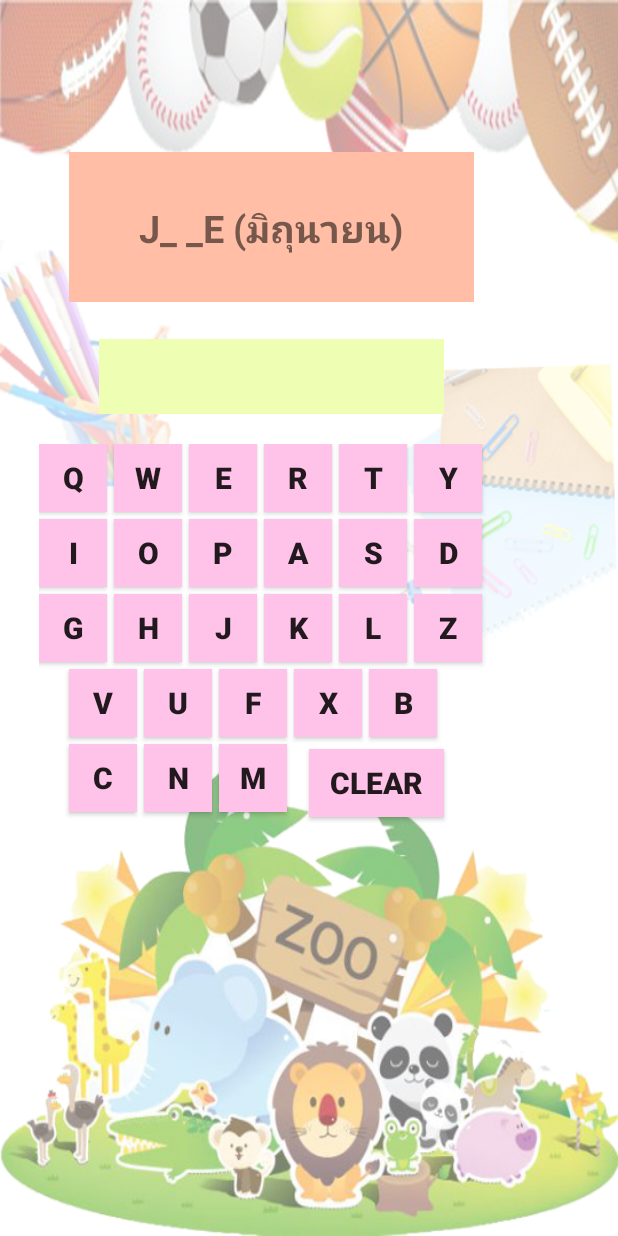
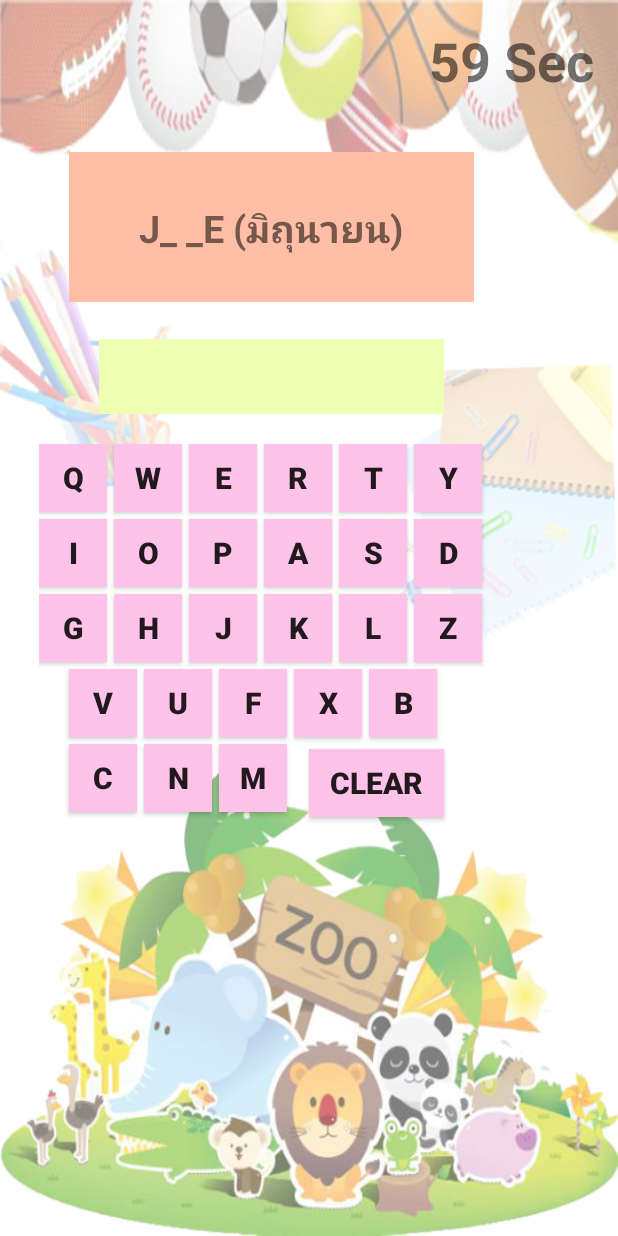
Before and after one commit to preeyakamon/hiddinword, an Android app: the TestLevel screen opened directly, with no data from a screen before it, on a phone screen of 412 x 824 dp. Run offline under Robolectric (Android 15) with nearby library versions, the phone set to English and light mode, and no system bars.

Commit message:
Count Time OK

```diff
--- a/app/src/main/java/apprtc/preeyakamon/hiddinword/TestLevel.java
+++ b/app/src/main/java/apprtc/preeyakamon/hiddinword/TestLevel.java
@@ -2,12 +2,13 @@ package apprtc.preeyakamon.hiddinword;
 
 import android.content.res.TypedArray;
 import android.media.MediaPlayer;
+import android.os.Bundle;
+import android.os.Handler;
 import android.support.v7.app.ActionBarActivity;
-import android.os.Bundle;
 import android.view.View;
-import android.widget.Button;
 import android.widget.TextView;
 import android.widget.Toast;
+
 import java.util.Random;
 
 
@@ -16,11 +17,12 @@ public class TestLevel extends ActionBarActivity {
     MediaPlayer soundRadio;
 
 
+    TextView txtAnswer, txtQuestion, timeTextView;
+    TypedArray arrQuest;
+    int Quest_Item, timeAnInt = 60;
+    String[] Quest, Ans, len_ans;
+    boolean aBoolean = true;
 
-    TextView txtAnswer,txtQuestion;
-    TypedArray arrQuest;
-    int Quest_Item;
-    String[] Quest,Ans,len_ans;
 
     Random rndQuest = new Random();
 
@@ -29,13 +31,43 @@ public class TestLevel extends ActionBarActivity {
         super.onCreate(savedInstanceState);
         setContentView(R.layout.activity_test_level);
 
+        timeTextView = (TextView) findViewById(R.id.textView5);
+
         init_view();
         Read_Question();
 
         //หมายถึง Index ของคำถาม
         Quest_Item = rndQuest.nextInt(250) + 1;
         Screen_Refresh();
+
+        myLoop();
+
     }   // Main Method
+
+    private void myLoop() {
+
+        if (aBoolean) {
+
+            //Doit
+            timeTextView.setText(Integer.toString(timeAnInt) + " Sec");
+
+
+            Handler handler = new Handler();
+            handler.postDelayed(new Runnable() {
+                @Override
+                public void run() {
+                    if (timeAnInt == 0) {
+                        aBoolean = false;
+                    } else {
+                        timeAnInt -= 1;
+                        myLoop();
+                    }
+                }
+            }, 1000);
+
+        }   // if
+
+    }   // myLoop
 
     public void onClickTex(View view) {
         switch (view.getId()) {
@@ -120,53 +152,55 @@ public class TestLevel extends ActionBarActivity {
         }
 
         int len1 = String.valueOf(txtAnswer.getText()).length();
-        int len2 = Integer.valueOf(len_ans[Quest_Item-1]);
+        int len2 = Integer.valueOf(len_ans[Quest_Item - 1]);
         if (len1 == len2) {
             String txt1 = String.valueOf(txtAnswer.getText());
-            String txt2 = Ans[Quest_Item-1];
+            String txt2 = Ans[Quest_Item - 1];
             if (txt1.equals(txt2)) {
-                Toast.makeText(getApplicationContext(),"ถูกต้องแล้วค่ะ"+txt1,Toast.LENGTH_LONG).show();
+                Toast.makeText(getApplicationContext(), "ถูกต้องแล้วค่ะ" + txt1, Toast.LENGTH_LONG).show();
 
-                soundRadio = MediaPlayer.create(getBaseContext(),R.raw.jetsons1);
+                soundRadio = MediaPlayer.create(getBaseContext(), R.raw.jetsons1);
                 soundRadio.start();
                 //เสียงเวลาถูก
 
-                Quest_Item = rndQuest.nextInt(250)+1;
-                Screen_Refresh(); }
-            else {
-                Toast.makeText(getApplicationContext(),"ลองคิดใหม่นะค่ะ",Toast.LENGTH_LONG).show();
+                Quest_Item = rndQuest.nextInt(250) + 1;
+                Screen_Refresh();
+            } else {
+                Toast.makeText(getApplicationContext(), "ลองคิดใหม่นะค่ะ", Toast.LENGTH_LONG).show();
 
-                soundRadio = MediaPlayer.create(getBaseContext(),R.raw.a_boing);
+                soundRadio = MediaPlayer.create(getBaseContext(), R.raw.a_boing);
                 soundRadio.start();
                 //เสียงเวลาผิด
             }
         }
-        soundRadio = MediaPlayer.create(getBaseContext(),R.raw.corkpop2);
+        soundRadio = MediaPlayer.create(getBaseContext(), R.raw.corkpop2);
         soundRadio.start();
         //เสียงปุ่มตัวอักษร
     }
+
     public void onClickClear(View view) {
         txtAnswer.setText("");
 
-        soundRadio = MediaPlayer.create(getBaseContext(),R.raw.bloop22);
+        soundRadio = MediaPlayer.create(getBaseContext(), R.raw.bloop22);
         soundRadio.start();
         //เสียงปุ่มcl
 
     }
 
     private void init_view() {
-        txtQuestion = (TextView)findViewById(R.id.txtQuest);
-        txtAnswer = (TextView)findViewById(R.id.txtAns);
+        txtQuestion = (TextView) findViewById(R.id.txtQuest);
+        txtAnswer = (TextView) findViewById(R.id.txtAns);
 
         Quest = new String[250];
         Ans = new String[250];
         len_ans = new String[250];
 
     }
-    private void Read_Question(){
-        for (int i=0; i<250; i++){
-            String quest_tag="Questions_"+String.valueOf(i+1);
-            int resQuest = getResources().getIdentifier(quest_tag,"array",getPackageName());
+
+    private void Read_Question() {
+        for (int i = 0; i < 250; i++) {
+            String quest_tag = "Questions_" + String.valueOf(i + 1);
+            int resQuest = getResources().getIdentifier(quest_tag, "array", getPackageName());
             arrQuest = getResources().obtainTypedArray(resQuest);
 
             Quest[i] = String.valueOf(arrQuest.getString(0));
@@ -174,15 +208,18 @@ public class TestLevel extends ActionBarActivity {
             len_ans[i] = String.valueOf(arrQuest.getString(2));
         }
     }
-    private void Screen_Refresh(){
-        txtQuestion.setText(Quest[Quest_Item-1]);
+
+    private void Screen_Refresh() {
+        txtQuestion.setText(Quest[Quest_Item - 1]);
         txtAnswer.setText("");
     }
+
     @Override
     protected void onPause() {
         super.onPause();
         MainActivity.SoundMusic.pause();
     }
+
     @Override
     protected void onResume() {
         super.onResume();
--- a/app/src/main/res/layout/activity_test_level.xml
+++ b/app/src/main/res/layout/activity_test_level.xml
@@ -356,4 +356,13 @@
         android:gravity="center_vertical|center_horizontal"
         android:background="#ffffbea5" />
 
+    <TextView
+        android:text="60 Sec"
+        android:layout_width="wrap_content"
+        android:layout_height="wrap_content"
+        android:id="@+id/textView5"
+        android:textSize="36sp"
+        android:textStyle="normal|bold"
+        android:layout_alignParentRight="true" />
+
 </RelativeLayout>
```
